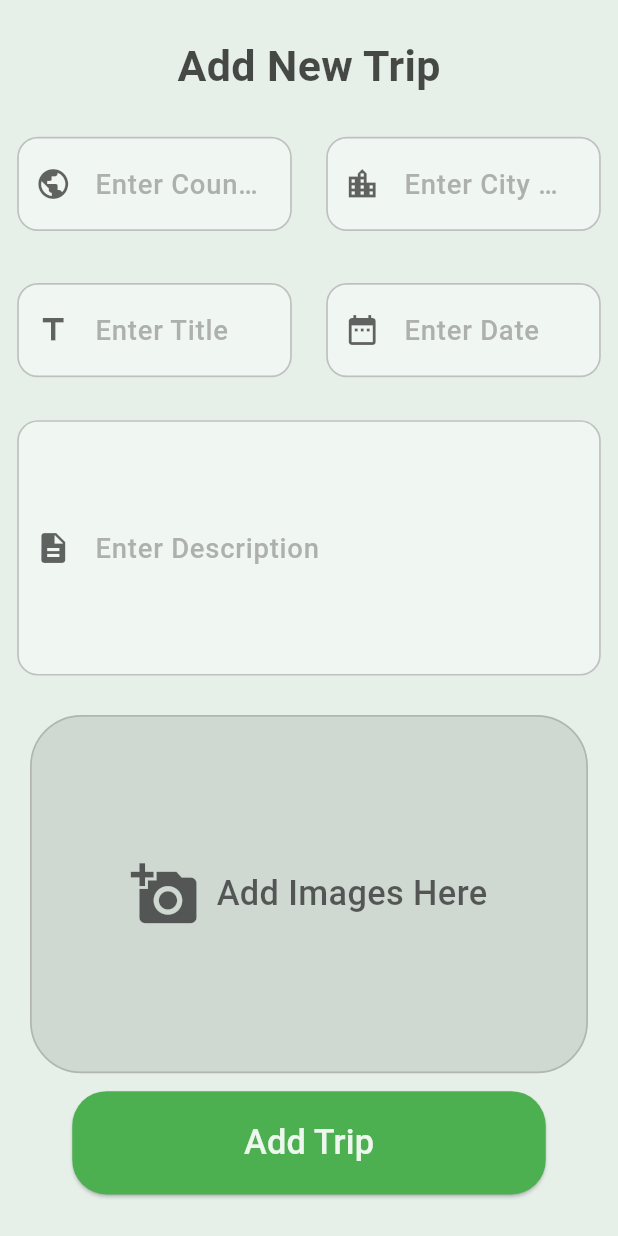
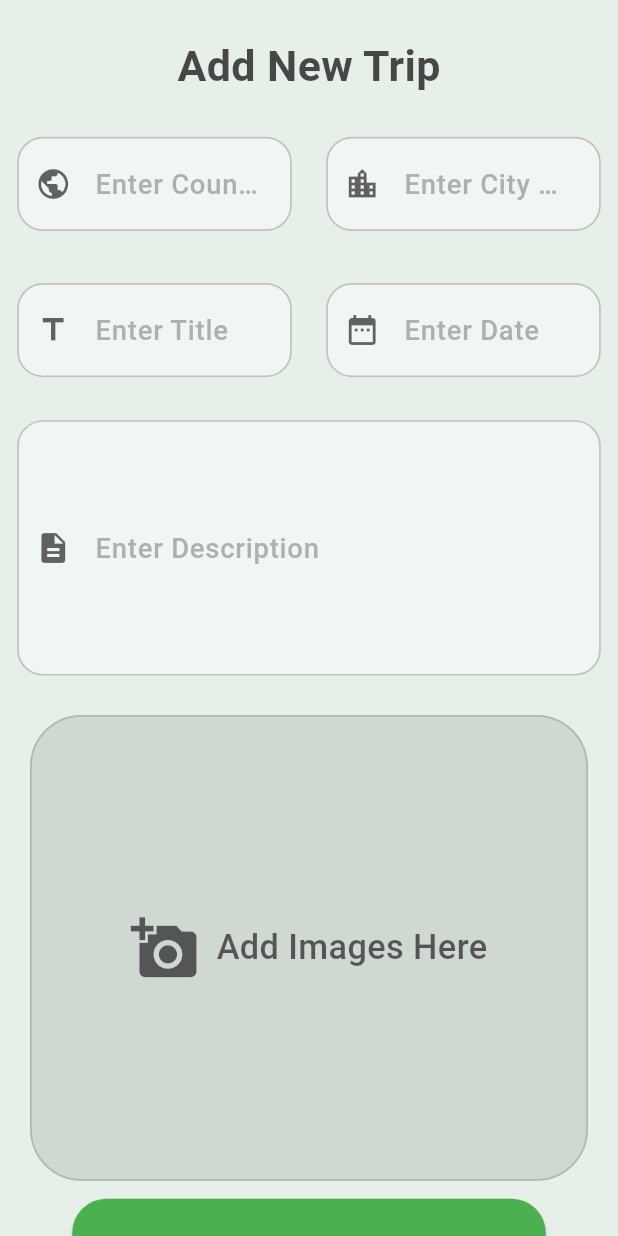
Before and after one commit to dhiasehaim/travelapp, a Flutter app: the Newtrip screen opened directly, on a phone screen of 412 x 824 dp. Run offline on Flutter 3.47's test engine with Material 3 defaults, Android fonts, the phone set to English and light mode, and no system bars; our stand-ins replace flutter_screenutil, image_picker, slide_to_act, supabase_flutter; missing offline and left inert: multi_image_picker_view, swipable_stack; accounts and stored records are empty.

Commit message:
Added The add Trip page with images and info

```diff
--- a/lib/Page1.dart
+++ b/lib/Page1.dart
@@ -3,6 +3,7 @@ import 'package:flutter/services.dart';
 import 'package:flutter_screenutil/flutter_screenutil.dart';
 import 'package:slide_to_act/slide_to_act.dart';
 import 'package:travelapp/Loginpages/Login.dart';
+import 'package:travelapp/auth/authgate.dart';
 
 class Page1 extends StatefulWidget {
   const Page1({super.key});
@@ -76,7 +77,7 @@ class _Page1State extends State<Page1> {
                             PageRouteBuilder(
                                 transitionDuration:
                                     const Duration(milliseconds: 500),
-                                pageBuilder: (_, __, ___) => Login(),
+                                pageBuilder: (_, __, ___) => Authgate(),
                                 transitionsBuilder: (_, animate, __, child) {
                                   return FadeTransition(
                                     opacity: animate,
--- a/lib/Pages/NewTrip.dart
+++ b/lib/Pages/NewTrip.dart
@@ -90,7 +90,7 @@ class _NewtripState extends State<Newtrip> {
                   GestureDetector(
                     onTap: PickImages,
                     child: Container(
-                      height: 200.h,
+                      height: 260.h,
                       width: 325.w,
                       decoration: BoxDecoration(
                           color: Colors.transparent.withOpacity(0.1),
@@ -141,7 +141,7 @@ class _NewtripState extends State<Newtrip> {
                   ),
                   ElevatedButton(
                     onPressed: () {
-                      authservice.InserTravelInfo(CountryNameController.text, CityNameController.text, DescriptionController.text, TitleController.text);
+                      authservice.InserTravelInfo(CountryNameController.text, CityNameController.text, DescriptionController.text, TitleController.text, MultiIamge);
                       Navigator.pop(context);
                     }
                     ,
@@ -196,17 +196,17 @@ class _NewtripState extends State<Newtrip> {
             contentPadding: EdgeInsets.symmetric(
                 horizontal: 16.w, vertical: isdescription ? 60.h : 15.h),
             border: OutlineInputBorder(
-              borderRadius: BorderRadius.circular(12.r),
+              borderRadius: BorderRadius.circular(15.r),
               borderSide:
                   BorderSide(color: Colors.grey.withOpacity(0.6), width: 1.w),
             ),
             focusedBorder: OutlineInputBorder(
-              borderRadius: BorderRadius.circular(12.r),
+              borderRadius: BorderRadius.circular(15.r),
               borderSide:
                   BorderSide(color: Colors.grey.withOpacity(0.6), width: 1.w),
             ),
             enabledBorder: OutlineInputBorder(
-              borderRadius: BorderRadius.circular(12.r),
+              borderRadius: BorderRadius.circular(15.r),
               borderSide:
                   BorderSide(color: Colors.grey.withOpacity(0.6), width: 1.w),
             )),
--- a/lib/auth/authgate.dart
+++ b/lib/auth/authgate.dart
@@ -21,7 +21,7 @@ class _AuthgateState extends State<Authgate> {
             body: Center(child: CircularProgressIndicator()),
           );
         } else {
-          final session = snapshot.hasData ? snapshot.data!.session : null;
+          final session = snapshot.data?.session;
           if (session == null) {
             return const Login();
           } else {
```
Also changed, not shown: lib/auth/authservice.dart (+97 -25 lines).
